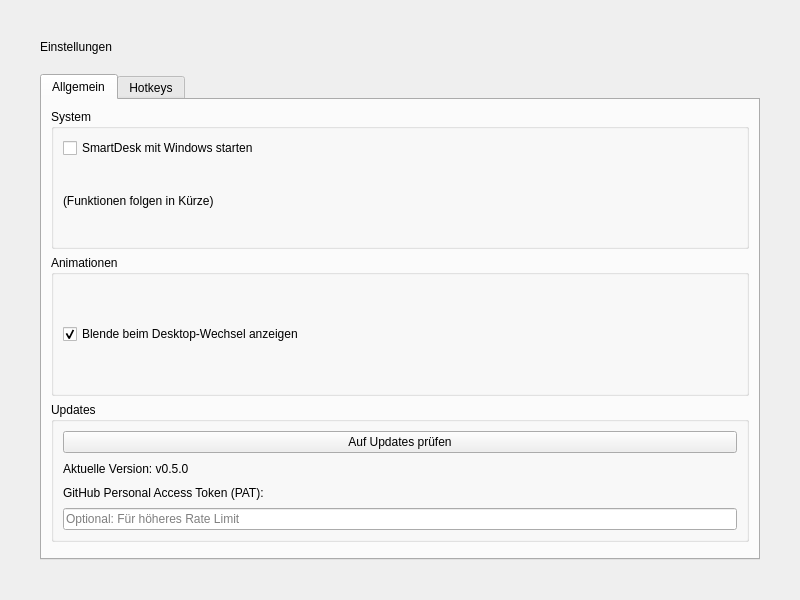
This is src/smartdesk/ui/gui/pages/ui/settings_page.ui in Neongrau23/SmartDesk as Qt 5 draws it before an edit. The edited form follows.
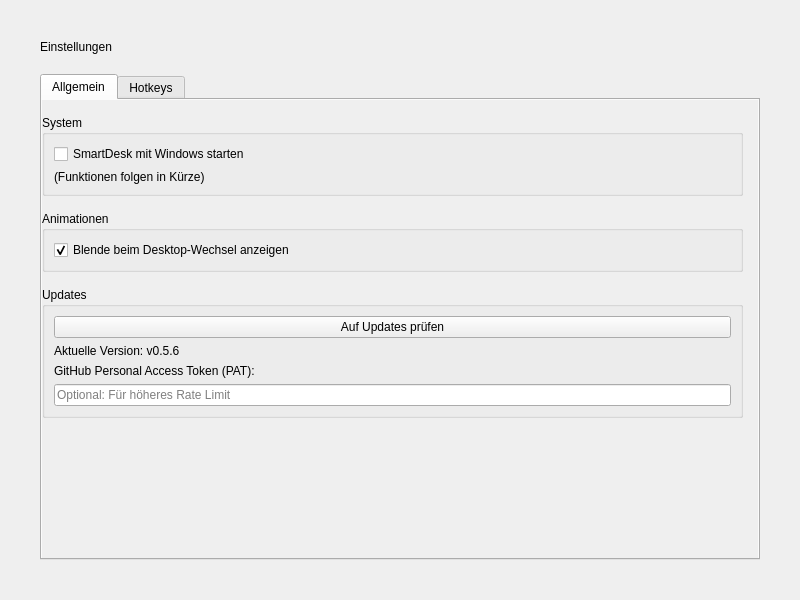
This is the edited form.

Commit message: ui(settings): komplette Einstellungs-Tabs scrollbar gemacht und Scroll-Schutz für Inputs implementiert

What changed in the file:
```diff
--- a/src/smartdesk/ui/gui/pages/ui/settings_page.ui
+++ b/src/smartdesk/ui/gui/pages/ui/settings_page.ui
@@ -48,7 +48,57 @@
             <attribute name="title">
               <string>Allgemein</string>
             </attribute>
+            <layout class="QVBoxLayout" name="vl_tab_general_outer">
+              <property name="leftMargin">
+                <number>0</number>
+              </property>
+              <property name="topMargin">
+                <number>0</number>
+              </property>
+              <property name="rightMargin">
+                <number>0</number>
+              </property>
+              <property name="bottomMargin">
+                <number>0</number>
+              </property>
+              <item>
+                <widget class="QScrollArea" name="scrollArea_general">
+                  <property name="widgetResizable">
+                    <bool>true</bool>
+                  </property>
+                  <property name="frameShape">
+                    <enum>QFrame::NoFrame</enum>
+                  </property>
+                  <property name="horizontalScrollBarPolicy">
+                    <enum>Qt::ScrollBarAlwaysOff</enum>
+                  </property>
+                  <widget class="QWidget" name="scrollAreaWidgetContents_gen">
+                    <property name="geometry">
+                      <rect>
+                        <x>0</x>
+                        <y>0</y>
+                        <width>100</width>
+                        <height>100</height>
+                      </rect>
+                    </property>
+                    <!-- Dieses Layout wird vom Code gesucht (verticalLayout_general) -->
             <layout class="QVBoxLayout" name="verticalLayout_general">
+                      <property name="spacing">
+                        <number>15</number>
+                      </property>
+                      <property name="leftMargin">
+                        <number>0</number>
+                      </property>
+                      <property name="topMargin">
+                        <number>15</number>
+                      </property>
+                      <property name="rightMargin">
+                        <number>15</number>
+                      </property>
+                      <property name="bottomMargin">
+                        <number>15</number>
+                      </property>
+
               <item>
                 <widget class="QGroupBox" name="group_tray">
                   <property name="title">
@@ -108,7 +158,7 @@
                     <item>
                       <widget class="QLabel" name="lbl_update_status">
                         <property name="text">
-                          <string>Aktuelle Version: v0.5.0</string>
+                                  <string>Aktuelle Version: v0.5.6</string>
                         </property>
                       </widget>
                     </item>
@@ -133,14 +183,24 @@
                 </widget>
               </item>
               <item>
-                <spacer>
+                        <spacer name="verticalSpacer_general">
                   <property name="orientation">
                     <enum>Qt::Vertical</enum>
                   </property>
+                          <property name="sizeHint" stdset="0">
+                            <size>
+                              <width>20</width>
+                              <height>40</height>
+                            </size>
+                          </property>
                 </spacer>
               </item>
             </layout>
           </widget>
+                </widget>
+              </item>
+            </layout>
+          </widget>
 
           <!-- Tab 2: Hotkeys (Placeholder, wird per Code gefüllt) -->
           <widget class="QWidget" name="tab_hotkeys">
```
Left out of the diff: 48 changed lines with no effect on the pictures. Lines whose indentation alone changed are shown as unchanged. The commit also changes 6 other files.
